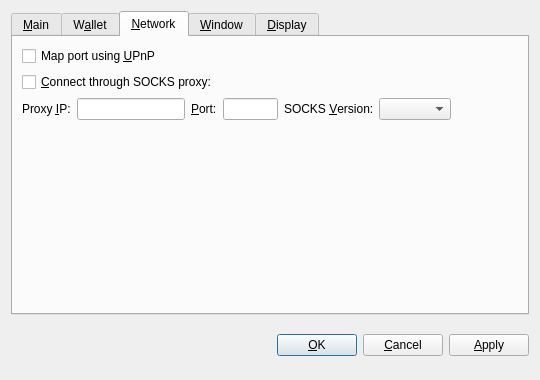
cryptonexii/murfcoin, file src/qt/forms/optionsdialog.ui: the form before one commit.
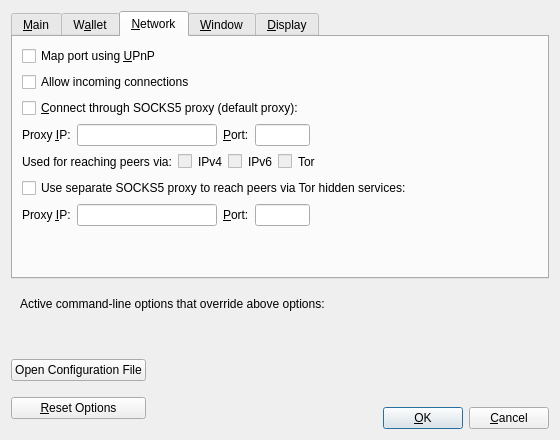
The form after the commit. The open tabs and pages were chosen to show the change. Custom widgets are drawn as their Qt base class.

The edit to the form file:
```diff
--- a/src/qt/forms/optionsdialog.ui
+++ b/src/qt/forms/optionsdialog.ui
@@ -6,8 +6,8 @@
    <rect>
     <x>0</x>
     <y>0</y>
-    <width>540</width>
-    <height>380</height>
+    <width>560</width>
+    <height>440</height>
    </rect>
   </property>
   <property name="windowTitle">
@@ -19,9 +19,6 @@
   <layout class="QVBoxLayout" name="verticalLayout">
    <item>
     <widget class="QTabWidget" name="tabWidget">
-     <property name="tabPosition">
-      <enum>QTabWidget::North</enum>
-     </property>
      <property name="currentIndex">
       <number>0</number>
      </property>
@@ -33,28 +30,41 @@
        <item>
         <widget class="QCheckBox" name="bitcoinAtStartup">
          <property name="toolTip">
-          <string>Automatically start Murfcoin after logging in to the system.</string>
+          <string>Automatically start %1 after logging in to the system.</string>
          </property>
          <property name="text">
-          <string>&amp;Start Murfcoin on system login</string>
+          <string>&amp;Start %1 on system login</string>
          </property>
         </widget>
        </item>
-       <item>
-        <spacer name="verticalSpacer_Main">
-         <property name="orientation">
-          <enum>Qt::Vertical</enum>
-         </property>
-         <property name="sizeHint" stdset="0">
-          <size>
-           <width>20</width>
-           <height>40</height>
-          </size>
-         </property>
-        </spacer>
-       </item>
        <item>
         <layout class="QHBoxLayout" name="horizontalLayout_2_Main">
+         <item>
+          <widget class="QLabel" name="databaseCacheLabel">
+           <property name="text">
+            <string>Size of &amp;database cache</string>
+           </property>
+           <property name="textFormat">
+            <enum>Qt::PlainText</enum>
+           </property>
+           <property name="buddy">
+            <cstring>databaseCache</cstring>
+           </property>
+          </widget>
+         </item>
+         <item>
+          <widget class="QSpinBox" name="databaseCache"/>
+         </item>
+         <item>
+          <widget class="QLabel" name="databaseCacheUnitLabel">
+           <property name="text">
+            <string>MB</string>
+           </property>
+           <property name="textFormat">
+            <enum>Qt::PlainText</enum>
+           </property>
+          </widget>
+         </item>
          <item>
           <spacer name="horizontalSpacer_2_Main">
            <property name="orientation">
@@ -68,93 +78,96 @@
            </property>
           </spacer>
          </item>
+        </layout>
+       </item>
+       <item>
+        <layout class="QHBoxLayout" name="horizontalLayout_3_Main">
          <item>
-          <widget class="QPushButton" name="resetButton">
-           <property name="toolTip">
-            <string>Reset all client options to default.</string>
-           </property>
+          <widget class="QLabel" name="threadsScriptVerifLabel">
            <property name="text">
-            <string>&amp;Reset Options</string>
+            <string>Number of script &amp;verification threads</string>
            </property>
-           <property name="autoDefault">
-            <bool>false</bool>
+           <property name="textFormat">
+            <enum>Qt::PlainText</enum>
            </property>
+           <property name="buddy">
+            <cstring>threadsScriptVerif</cstring>
+           </property>
           </widget>
          </item>
+         <item>
+          <widget class="QSpinBox" name="threadsScriptVerif">
+           <property name="toolTip">
+            <string>(0 = auto, &lt;0 = leave that many cores free)</string>
+           </property>
+          </widget>
+         </item>
+         <item>
+          <spacer name="horizontalSpacer_3_Main">
+           <property name="orientation">
+            <enum>Qt::Horizontal</enum>
+           </property>
+           <property name="sizeHint" stdset="0">
+            <size>
+             <width>40</width>
+             <height>20</height>
+            </size>
+           </property>
+          </spacer>
+         </item>
         </layout>
        </item>
+       <item>
+        <spacer name="verticalSpacer_Main">
+         <property name="orientation">
+          <enum>Qt::Vertical</enum>
+         </property>
+         <property name="sizeHint" stdset="0">
+          <size>
+           <width>20</width>
+           <height>40</height>
+          </size>
+         </property>
+        </spacer>
+       </item>
       </layout>
      </widget>
      <widget class="QWidget" name="tabWallet">
       <attribute name="title">
        <string>W&amp;allet</string>
       </attribute>
-      <layout class="QVBoxLayout" name="verticalLayout_Network">
+      <layout class="QVBoxLayout" name="verticalLayout_Wallet">
        <item>
-        <widget class="QLabel" name="transactionFeeInfoLabel">
-         <property name="text">
-          <string>Optional transaction fee per kB that helps make sure your transactions are processed quickly. Most transactions are 1 kB.</string>
+        <widget class="QGroupBox" name="groupBox">
+         <property name="title">
+          <string>Expert</string>
          </property>
-         <property name="textFormat">
-          <enum>Qt::PlainText</enum>
-         </property>
-         <property name="wordWrap">
-          <bool>true</bool>
-         </property>
+         <layout class="QVBoxLayout" name="verticalLayout_2">
+          <item>
+           <widget class="QCheckBox" name="coinControlFeatures">
+            <property name="toolTip">
+             <string>Whether to show coin control features or not.</string>
+            </property>
+            <property name="text">
+             <string>Enable coin &amp;control features</string>
+            </property>
+           </widget>
+          </item>
+          <item>
+           <widget class="QCheckBox" name="spendZeroConfChange">
+            <property name="toolTip">
+             <string>If you disable the spending of unconfirmed change, the change from a transaction cannot be used until that transaction has at least one confirmation. This also affects how your balance is computed.</string>
+            </property>
+            <property name="text">
+             <string>&amp;Spend unconfirmed change</string>
+            </property>
+           </widget>
+          </item>
+         </layout>
         </widget>
        </item>
        <item>
-        <layout class="QHBoxLayout" name="horizontalLayout_1_Main">
-         <item>
-          <widget class="QLabel" name="transactionFeeLabel">
-           <property name="text">
-            <string>Pay transaction &amp;fee</string>
-           </property>
-           <property name="textFormat">
-            <enum>Qt::PlainText</enum>
-           </property>
-           <property name="buddy">
-            <cstring>transactionFee</cstring>
-           </property>
-          </widget>
-         </item>
-         <item>
-          <widget class="BitcoinAmountField" name="transactionFee"/>
-         </item>
-         <item>
-          <spacer name="horizontalSpacer_1_Main">
-           <property name="orientation">
-            <enum>Qt::Horizontal</enum>
-           </property>
-           <property name="sizeHint" stdset="0">
-            <size>
-             <width>40</width>
-             <height>20</height>
-            </size>
-           </property>
-          </spacer>
-         </item>
-        </layout>
-       </item>
-       <item>
-        <widget class="QLabel" name="label">
-         <property name="text">
-          <string>If you disable the spending of unconfirmed change, the change from a transaction cannot be used until that transaction has at least one confirmation. This also affects how your balance is computed.</string>
-         </property>
-         <property name="wordWrap">
-          <bool>true</bool>
-         </property>
-        </widget>
-       </item>
-       <item>
-        <widget class="QCheckBox" name="spendZeroConfChange">
-         <property name="text">
-          <string>Spend unconfirmed change  (experts only)</string>
-         </property>
-        </widget>
-       </item>
-       <item>
-        <spacer name="verticalSpacer">
+        <spacer name="verticalSpacer_Wallet">
          <property name="orientation">
           <enum>Qt::Vertical</enum>
          </property>
@@ -183,18 +196,28 @@
          </property>
         </widget>
        </item>
+       <item>
+        <widget class="QCheckBox" name="allowIncoming">
+         <property name="toolTip">
+          <string>Accept connections from outside</string>
+         </property>
+         <property name="text">
+          <string>Allow incoming connections</string>
+         </property>
+        </widget>
+       </item>
        <item>
         <widget class="QCheckBox" name="connectSocks">
          <property name="toolTip">
-          <string>Connect to the Murfcoin network through a SOCKS proxy (e.g. when connecting through Tor).</string>
+          <string>Connect to the Murfcoin network through a SOCKS5 proxy.</string>
          </property>
          <property name="text">
-          <string>&amp;Connect through SOCKS proxy:</string>
+          <string>&amp;Connect through SOCKS5 proxy (default proxy):</string>
          </property>
         </widget>
        </item>
        <item>
-        <layout class="QHBoxLayout" name="horizontalLayout_Network">
+        <layout class="QHBoxLayout" name="horizontalLayout_1_Network">
          <item>
           <widget class="QLabel" name="proxyIpLabel">
            <property name="text">
@@ -210,6 +233,12 @@
          </item>
          <item>
           <widget class="QValidatedLineEdit" name="proxyIp">
+           <property name="minimumSize">
+            <size>
+             <width>140</width>
+             <height>0</height>
+            </size>
+           </property>
            <property name="maximumSize">
             <size>
              <width>140</width>
@@ -217,7 +246,7 @@
             </size>
            </property>
            <property name="toolTip">
-            <string>IP address of the proxy (e.g. 127.0.0.1)</string>
+            <string>IP address of the proxy (e.g. IPv4: 127.0.0.1 / IPv6: ::1)</string>
            </property>
           </widget>
          </item>
@@ -236,6 +265,12 @@
          </item>
          <item>
           <widget class="QLineEdit" name="proxyPort">
+           <property name="minimumSize">
+            <size>
+             <width>55</width>
+             <height>0</height>
+            </size>
+           </property>
            <property name="maximumSize">
             <size>
              <width>55</width>
@@ -248,27 +283,194 @@
           </widget>
          </item>
          <item>
-          <widget class="QLabel" name="socksVersionLabel">
+          <spacer name="horizontalSpacer_1_Network">
+           <property name="orientation">
+            <enum>Qt::Horizontal</enum>
+           </property>
+           <property name="sizeHint" stdset="0">
+            <size>
+             <width>40</width>
+             <height>20</height>
+            </size>
+           </property>
+          </spacer>
+         </item>
+        </layout>
+       </item>
+       <item>
+        <layout class="QHBoxLayout" name="horizontalLayout_2_Network">
+         <item>
+          <widget class="QLabel" name="proxyActiveNets">
            <property name="text">
-            <string>SOCKS &amp;Version:</string>
+            <string>Used for reaching peers via:</string>
            </property>
            <property name="textFormat">
             <enum>Qt::PlainText</enum>
            </property>
+          </widget>
+         </item>
+         <item>
+          <widget class="QCheckBox" name="proxyReachIPv4">
+           <property name="enabled">
+            <bool>false</bool>
+           </property>
+           <property name="toolTip">
+            <string>Shows if the supplied default SOCKS5 proxy is used to reach peers via this network type.</string>
+           </property>
+           <property name="text">
+            <string/>
+           </property>
+          </widget>
+         </item>
+         <item>
+          <widget class="QLabel" name="proxyReachIPv4Label">
+           <property name="text">
+            <string>IPv4</string>
+           </property>
+           <property name="textFormat">
+            <enum>Qt::PlainText</enum>
+           </property>
+          </widget>
+         </item>
+         <item>
+          <widget class="QCheckBox" name="proxyReachIPv6">
+           <property name="enabled">
+            <bool>false</bool>
+           </property>
+           <property name="toolTip">
+            <string>Shows if the supplied default SOCKS5 proxy is used to reach peers via this network type.</string>
+           </property>
+           <property name="text">
+            <string/>
+           </property>
+          </widget>
+         </item>
+         <item>
+          <widget class="QLabel" name="proxyReachIPv6Label">
+           <property name="text">
+            <string>IPv6</string>
+           </property>
+           <property name="textFormat">
+            <enum>Qt::PlainText</enum>
+           </property>
+          </widget>
+         </item>
+         <item>
+          <widget class="QCheckBox" name="proxyReachTor">
+           <property name="enabled">
+            <bool>false</bool>
+           </property>
+           <property name="toolTip">
+            <string>Shows if the supplied default SOCKS5 proxy is used to reach peers via this network type.</string>
+           </property>
+           <property name="text">
+            <string/>
+           </property>
+          </widget>
+         </item>
+         <item>
+          <widget class="QLabel" name="proxyReachTorLabel">
+           <property name="text">
+            <string>Tor</string>
+           </property>
+           <property name="textFormat">
+            <enum>Qt::PlainText</enum>
+           </property>
+          </widget>
+         </item>
+         <item>
+          <spacer name="horizontalSpacer_2_Network">
+           <property name="orientation">
+            <enum>Qt::Horizontal</enum>
+           </property>
+           <property name="sizeHint" stdset="0">
+            <size>
+             <width>40</width>
+             <height>20</height>
+            </size>
+           </property>
+          </spacer>
+         </item>
+        </layout>
+       </item>
+       <item>
+        <widget class="QCheckBox" name="connectSocksTor">
+         <property name="toolTip">
+          <string>Connect to the Murfcoin network through a separate SOCKS5 proxy for Tor hidden services.</string>
+         </property>
+         <property name="text">
+          <string>Use separate SOCKS5 proxy to reach peers via Tor hidden services:</string>
+         </property>
+        </widget>
+       </item>
+       <item>
+        <layout class="QHBoxLayout" name="horizontalLayout_3_Network">
+         <item>
+          <widget class="QLabel" name="proxyIpTorLabel">
+           <property name="text">
+            <string>Proxy &amp;IP:</string>
+           </property>
+           <property name="textFormat">
+            <enum>Qt::PlainText</enum>
+           </property>
            <property name="buddy">
-            <cstring>socksVersion</cstring>
+            <cstring>proxyIpTor</cstring>
            </property>
           </widget>
          </item>
          <item>
-          <widget class="QValueComboBox" name="socksVersion">
+          <widget class="QValidatedLineEdit" name="proxyIpTor">
+           <property name="minimumSize">
+            <size>
+             <width>140</width>
+             <height>0</height>
+            </size>
+           </property>
+           <property name="maximumSize">
+            <size>
+             <width>140</width>
+             <height>16777215</height>
+            </size>
+           </property>
            <property name="toolTip">
-            <string>SOCKS version of the proxy (e.g. 5)</string>
+            <string>IP address of the proxy (e.g. IPv4: 127.0.0.1 / IPv6: ::1)</string>
            </property>
           </widget>
          </item>
          <item>
-          <spacer name="horizontalSpacer_Network">
+          <widget class="QLabel" name="proxyPortTorLabel">
+           <property name="text">
+            <string>&amp;Port:</string>
+           </property>
+           <property name="textFormat">
+            <enum>Qt::PlainText</enum>
+           </property>
+           <property name="buddy">
+            <cstring>proxyPortTor</cstring>
+           </property>
+          </widget>
+         </item>
+         <item>
+          <widget class="QLineEdit" name="proxyPortTor">
+           <property name="minimumSize">
+            <size>
+             <width>55</width>
+             <height>0</height>
+            </size>
+           </property>
+           <property name="maximumSize">
+            <size>
+             <width>55</width>
+             <height>16777215</height>
+            </size>
+           </property>
+           <property name="toolTip">
+            <string>Port of the proxy (e.g. 9050)</string>
+           </property>
+          </widget>
+         </item>
+         <item>
+          <spacer name="horizontalSpacer_4_Network">
            <property name="orientation">
             <enum>Qt::Horizontal</enum>
            </property>
@@ -302,6 +504,16 @@
        <string>&amp;Window</string>
       </attribute>
       <layout class="QVBoxLayout" name="verticalLayout_Window">
+       <item>
+        <widget class="QCheckBox" name="hideTrayIcon">
+         <property name="toolTip">
+          <string>&amp;Hide the icon from the system tray.</string>
+         </property>
+         <property name="text">
+          <string>Hide tray icon</string>
+         </property>
+        </widget>
+       </item>
        <item>
         <widget class="QCheckBox" name="minimizeToTray">
          <property name="toolTip">
@@ -315,7 +527,7 @@
        <item>
         <widget class="QCheckBox" name="minimizeOnClose">
          <property name="toolTip">
-          <string>Minimize instead of exit the application when the window is closed. When this option is enabled, the application will be closed only after selecting Quit in the menu.</string>
+          <string>Minimize instead of exit the application when the window is closed. When this option is enabled, the application will be closed only after selecting Exit in the menu.</string>
          </property>
          <property name="text">
           <string>M&amp;inimize on close</string>
@@ -360,7 +572,7 @@
          <item>
           <widget class="QValueComboBox" name="lang">
            <property name="toolTip">
-            <string>The user interface language can be set here. This setting will take effect after restarting Murfcoin.</string>
+            <string>The user interface language can be set here. This setting will take effect after restarting %1.</string>
            </property>
           </widget>
          </item>
@@ -391,24 +603,28 @@
         </layout>
        </item>
        <item>
-        <widget class="QCheckBox" name="displayAddresses">
-         <property name="toolTip">
-          <string>Whether to show Murfcoin addresses in the transaction list or not.</string>
-         </property>
-         <property name="text">
-          <string>&amp;Display addresses in transaction list</string>
-         </property>
-        </widget>
-       </item>
-       <item>
-        <widget class="QCheckBox" name="coinControlFeatures">
-         <property name="toolTip">
-          <string>Whether to show coin control features or not.</string>
-         </property>
-         <property name="text">
-          <string>Display coin &amp;control features (experts only!)</string>
-         </property>
-        </widget>
+        <layout class="QHBoxLayout" name="horizontalLayout_3_Display">
+         <item>
+          <widget class="QLabel" name="thirdPartyTxUrlsLabel">
+           <property name="toolTip">
+            <string>Third party URLs (e.g. a block explorer) that appear in the transactions tab as context menu items. %s in the URL is replaced by transaction hash. Multiple URLs are separated by vertical bar |.</string>
+           </property>
+           <property name="text">
+            <string>Third party transaction URLs</string>
+           </property>
+           <property name="buddy">
+            <cstring>thirdPartyTxUrls</cstring>
+           </property>
+          </widget>
+         </item>
+         <item>
+          <widget class="QLineEdit" name="thirdPartyTxUrls">
+           <property name="toolTip">
+            <string>Third party URLs (e.g. a block explorer) that appear in the transactions tab as context menu items. %s in the URL is replaced by transaction hash. Multiple URLs are separated by vertical bar |.</string>
+           </property>
+          </widget>
+         </item>
+        </layout>
        </item>
        <item>
         <spacer name="verticalSpacer_Display">
@@ -427,8 +643,84 @@
      </widget>
     </widget>
    </item>
+   <item>
+    <widget class="QFrame" name="frame">
+     <layout class="QVBoxLayout" name="verticalLayout_Bottom">
+      <item>
+       <layout class="QHBoxLayout" name="horizontalLayout_Bottom">
+        <item>
+         <widget class="QLabel" name="overriddenByCommandLineInfoLabel">
+          <property name="text">
+           <string>Active command-line options that override above options:</string>
+          </property>
+          <property name="textFormat">
+           <enum>Qt::PlainText</enum>
+          </property>
+         </widget>
+        </item>
+        <item>
+         <spacer name="horizontalSpacer_Bottom">
+          <property name="orientation">
+           <enum>Qt::Horizontal</enum>
+          </property>
+          <property name="sizeHint" stdset="0">
+           <size>
+            <width>40</width>
+            <height>20</height>
+           </size>
+          </property>
+         </spacer>
+        </item>
+       </layout>
+      </item>
+      <item>
+       <widget class="QLabel" name="overriddenByCommandLineLabel">
+        <property name="text">
+         <string/>
+        </property>
+        <property name="textFormat">
+         <enum>Qt::PlainText</enum>
+        </property>
+        <property name="wordWrap">
+         <bool>true</bool>
+        </property>
+       </widget>
+      </item>
+     </layout>
+    </widget>
+   </item>
    <item>
     <layout class="QHBoxLayout" name="horizontalLayout_Buttons">
+     <item>
+      <layout class="QVBoxLayout" name="verticalLayout_Buttons">
+       <item>
+        <widget class="QPushButton" name="openBitcoinConfButton">
+         <property name="toolTip">
+          <string>Open the %1 configuration file from the working directory.</string>
+         </property>
+         <property name="text">
+          <string>Open Configuration File</string>
+         </property>
+         <property name="autoDefault">
+          <bool>false</bool>
+         </property>
+        </widget>
+       </item>
+       <item>
+        <widget class="QPushButton" name="resetButton">
+         <property name="toolTip">
+          <string>Reset all client options to default.</string>
+         </property>
+         <property name="text">
+          <string>&amp;Reset Options</string>
+         </property>
+         <property name="autoDefault">
+          <bool>false</bool>
+         </property>
+        </widget>
+       </item>
+      </layout>
+     </item>
      <item>
       <spacer name="horizontalSpacer_1">
        <property name="orientation">
@@ -444,6 +736,12 @@
      </item>
      <item>
       <widget class="QLabel" name="statusLabel">
+       <property name="minimumSize">
+        <size>
+         <width>200</width>
+         <height>0</height>
+        </size>
+       </property>
        <property name="font">
         <font>
          <weight>75</weight>
@@ -475,52 +773,64 @@
       </spacer>
      </item>
      <item>
-      <widget class="QPushButton" name="okButton">
-       <property name="text">
-        <string>&amp;OK</string>
-       </property>
-      </widget>
-     </item>
-     <item>
-      <widget class="QPushButton" name="cancelButton">
-       <property name="text">
-        <string>&amp;Cancel</string>
-       </property>
-       <property name="autoDefault">
-        <bool>false</bool>
-       </property>
-      </widget>
-     </item>
-     <item>
-      <widget class="QPushButton" name="applyButton">
-       <property name="text">
-        <string>&amp;Apply</string>
-       </property>
-       <property name="autoDefault">
-        <bool>false</bool>
-       </property>
-      </widget>
+      <layout class="QVBoxLayout" name="verticalLayout_4">
+       <item>
+        <spacer name="verticalSpacer">
+         <property name="orientation">
+          <enum>Qt::Vertical</enum>
+         </property>
+         <property name="sizeHint" stdset="0">
+          <size>
+           <width>20</width>
+           <height>40</height>
+          </size>
+         </property>
+        </spacer>
+       </item>
+       <item>
+        <layout class="QHBoxLayout" name="horizontalLayout">
+         <item>
+          <widget class="QPushButton" name="okButton">
+           <property name="text">
+            <string>&amp;OK</string>
+           </property>
+           <property name="autoDefault">
+            <bool>false</bool>
+           </property>
+           <property name="default">
+            <bool>true</bool>
+           </property>
+          </widget>
+         </item>
+         <item>
+          <widget class="QPushButton" name="cancelButton">
+           <property name="text">
+            <string>&amp;Cancel</string>
+           </property>
+           <property name="autoDefault">
+            <bool>false</bool>
+           </property>
+          </widget>
+         </item>
+        </layout>
+       </item>
+      </layout>
      </item>
     </layout>
    </item>
   </layout>
  </widget>
  <customwidgets>
-  <customwidget>
-   <class>BitcoinAmountField</class>
-   <extends>QSpinBox</extends>
-   <header>bitcoinamountfield.h</header>
-  </customwidget>
-  <customwidget>
-   <class>QValueComboBox</class>
-   <extends>QComboBox</extends>
-   <header>qvaluecombobox.h</header>
-  </customwidget>
   <customwidget>
    <class>QValidatedLineEdit</class>
    <extends>QLineEdit</extends>
    <header>qvalidatedlineedit.h</header>
   </customwidget>
+  <customwidget>
+   <class>QValueComboBox</class>
+   <extends>QComboBox</extends>
+   <header>qvaluecombobox.h</header>
+  </customwidget>
  </customwidgets>
  <resources/>
  <connections/>
```
